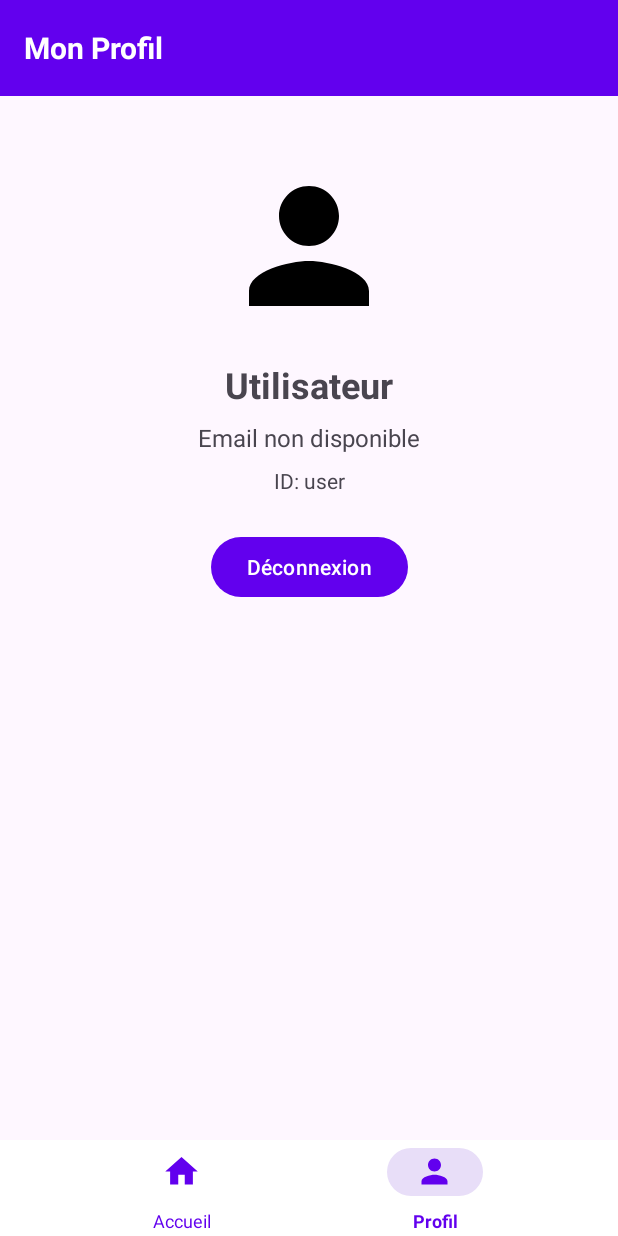
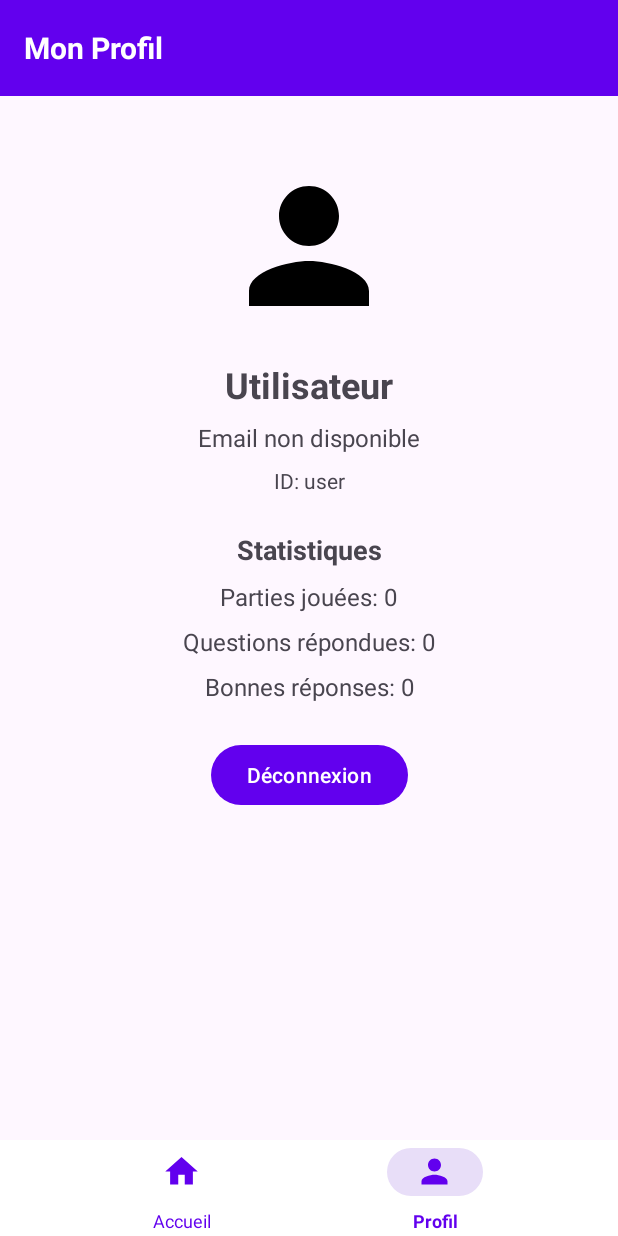
Before and after one commit to atxme/Projet_Android, an Android app: the ProfileFragment screen opened through its navigation route, on a phone screen of 412 x 824 dp. Run offline under Robolectric (Android 15) with nearby library versions, the phone set to English and light mode, and no system bars; our stand-ins replace Firebase (no records; nobody signed in at launch, a user with empty details on screens opened directly), navigation-ui; pictures from the network do not load.

Commit message:
stats partie jouées

```diff
--- a/app/src/main/java/com/example/quiz/ui/auth/AuthFragment.java
+++ b/app/src/main/java/com/example/quiz/ui/auth/AuthFragment.java
@@ -147,6 +147,11 @@ public class AuthFragment extends Fragment {
         userProfile.put("photoUrl", user.getPhotoUrl() != null ? user.getPhotoUrl().toString() : null);
         userProfile.put("createdAt", System.currentTimeMillis());
 
+        // Initialiser les statistiques utilisateur
+        userProfile.put("gamesPlayed", 0);
+        userProfile.put("questionsAnswered", 0);
+        userProfile.put("correctAnswers", 0);
+
         db.collection("users").document(user.getUid())
                 .set(userProfile)
                 .addOnSuccessListener(aVoid -> Log.d(TAG, "User profile created or updated"))
--- a/app/src/main/java/com/example/quiz/ui/profile/ProfileFragment.java
+++ b/app/src/main/java/com/example/quiz/ui/profile/ProfileFragment.java
@@ -1,6 +1,7 @@
 package com.example.quiz.ui.profile;
 
 import android.os.Bundle;
+import android.util.Log;
 import android.view.LayoutInflater;
 import android.view.View;
 import android.view.ViewGroup;
@@ -19,13 +20,18 @@ import com.bumptech.glide.Glide;
 import com.example.quiz.R;
 import com.google.firebase.auth.FirebaseAuth;
 import com.google.firebase.auth.FirebaseUser;
+import com.google.firebase.firestore.DocumentSnapshot;
+import com.google.firebase.firestore.FirebaseFirestore;
 
 public class ProfileFragment extends Fragment {
 
+    private static final String TAG = "ProfileFragment";
     private ImageView userProfileImage;
     private TextView userName, userEmail, userId;
+    private TextView gamesPlayed, questionsAnswered, correctAnswers;
     private Button logoutButton;
     private FirebaseAuth mAuth;
+    private FirebaseFirestore db;
 
     @Override
     public View onCreateView(@NonNull LayoutInflater inflater, ViewGroup container,
@@ -37,14 +43,18 @@ public class ProfileFragment extends Fragment {
     public void onViewCreated(@NonNull View view, @Nullable Bundle savedInstanceState) {
         super.onViewCreated(view, savedInstanceState);
 
-        // Initialize Firebase Auth
+        // Initialize Firebase
         mAuth = FirebaseAuth.getInstance();
+        db = FirebaseFirestore.getInstance();
 
         // Initialize views
         userProfileImage = view.findViewById(R.id.user_profile_image);
         userName = view.findViewById(R.id.user_name);
         userEmail = view.findViewById(R.id.user_email);
         userId = view.findViewById(R.id.user_id);
+        gamesPlayed = view.findViewById(R.id.games_played);
+        questionsAnswered = view.findViewById(R.id.questions_answered);
+        correctAnswers = view.findViewById(R.id.correct_answers);
         logoutButton = view.findViewById(R.id.logout_button);
 
         // Display user information
@@ -85,12 +95,58 @@ public class ProfileFragment extends Fragment {
                     .placeholder(R.drawable.ic_profile)
                     .into(userProfileImage);
             }
+
+            // Load user statistics from Firestore
+            loadUserStatistics(user.getUid());
         } else {
             // User is not logged in
             userName.setText("Invité");
             userEmail.setText("Non connecté");
             userId.setText("");
+            gamesPlayed.setText("Parties jouées: 0");
+            questionsAnswered.setText("Questions répondues: 0");
+            correctAnswers.setText("Bonnes réponses: 0");
         }
+    }
+
+    private void loadUserStatistics(String userId) {
+        db.collection("users").document(userId)
+            .get()
+            .addOnSuccessListener(documentSnapshot -> {
+                if (documentSnapshot.exists()) {
+                    // Récupérer les statistiques avec des valeurs par défaut si non définies
+                    long gamesCount = documentSnapshot.getLong("gamesPlayed") != null ?
+                            documentSnapshot.getLong("gamesPlayed") : 0;
+                    long questionsCount = documentSnapshot.getLong("questionsAnswered") != null ?
+                            documentSnapshot.getLong("questionsAnswered") : 0;
+                    long correctCount = documentSnapshot.getLong("correctAnswers") != null ?
+                            documentSnapshot.getLong("correctAnswers") : 0;
+
+                    // Afficher les statistiques
+                    gamesPlayed.setText("Parties jouées: " + gamesCount);
+                    questionsAnswered.setText("Questions répondues: " + questionsCount);
+                    correctAnswers.setText("Bonnes réponses: " + correctCount);
+
+                    // Calculer le pourcentage de bonnes réponses si possible
+                    if (questionsCount > 0) {
+                        double correctPercentage = (double) correctCount / questionsCount * 100;
+                        correctAnswers.setText(String.format("Bonnes réponses: %d (%.1f%%)",
+                                correctCount, correctPercentage));
+                    }
+                } else {
+                    // Le document utilisateur n'existe pas
+                    Log.d(TAG, "Aucun document utilisateur trouvé pour l'ID: " + userId);
+                    gamesPlayed.setText("Parties jouées: 0");
+                    questionsAnswered.setText("Questions répondues: 0");
+                    correctAnswers.setText("Bonnes réponses: 0");
+                }
+            })
+            .addOnFailureListener(e -> {
+                Log.w(TAG, "Erreur lors du chargement des statistiques utilisateur", e);
+                gamesPlayed.setText("Parties jouées: --");
+                questionsAnswered.setText("Questions répondues: --");
+                correctAnswers.setText("Bonnes réponses: --");
+            });
     }
 
     private void logout() {
--- a/app/src/main/java/com/example/quiz/ui/quiz/PlayQuizFragment.java
+++ b/app/src/main/java/com/example/quiz/ui/quiz/PlayQuizFragment.java
@@ -345,6 +345,8 @@ public class PlayQuizFragment extends Fragment implements GameModeManager.GameMo
             if (currentQuestion.getCorrectAnswerIndex() >= 0 && currentQuestion.getCorrectAnswerIndex() < radioOptions.length) {
                 radioOptions[currentQuestion.getCorrectAnswerIndex()].setBackgroundResource(R.drawable.option_correct_background);
             }
+            // Mettre à jour le score avec 0 points pour enregistrer la réponse incorrecte
+            viewModel.updateScore(0);
         }
 
         // Désactiver toutes les options pour empêcher de changer de réponse
--- a/app/src/main/res/layout/fragment_profile.xml
+++ b/app/src/main/res/layout/fragment_profile.xml
@@ -53,6 +53,52 @@
         app:layout_constraintTop_toBottomOf="@+id/user_email"
         tools:text="ID: 123456789" />
 
+    <!-- Section des statistiques -->
+    <TextView
+        android:id="@+id/stats_title"
+        android:layout_width="wrap_content"
+        android:layout_height="wrap_content"
+        android:layout_marginTop="24dp"
+        android:text="Statistiques"
+        android:textSize="18sp"
+        android:textStyle="bold"
+        app:layout_constraintEnd_toEndOf="parent"
+        app:layout_constraintStart_toStartOf="parent"
+        app:layout_constraintTop_toBottomOf="@+id/user_id" />
+
+    <TextView
+        android:id="@+id/games_played"
+        android:layout_width="wrap_content"
+        android:layout_height="wrap_content"
+        android:layout_marginTop="8dp"
+        android:textSize="16sp"
+        app:layout_constraintEnd_toEndOf="parent"
+        app:layout_constraintStart_toStartOf="parent"
+        app:layout_constraintTop_toBottomOf="@+id/stats_title"
+        tools:text="Parties jouées: 0" />
+
+    <TextView
+        android:id="@+id/questions_answered"
+        android:layout_width="wrap_content"
+        android:layout_height="wrap_content"
+        android:layout_marginTop="8dp"
+        android:textSize="16sp"
+        app:layout_constraintEnd_toEndOf="parent"
+        app:layout_constraintStart_toStartOf="parent"
+        app:layout_constraintTop_toBottomOf="@+id/games_played"
+        tools:text="Questions répondues: 0" />
+
+    <TextView
+        android:id="@+id/correct_answers"
+        android:layout_width="wrap_content"
+        android:layout_height="wrap_content"
+        android:layout_marginTop="8dp"
+        android:textSize="16sp"
+        app:layout_constraintEnd_toEndOf="parent"
+        app:layout_constraintStart_toStartOf="parent"
+        app:layout_constraintTop_toBottomOf="@+id/questions_answered"
+        tools:text="Bonnes réponses: 0" />
+
     <Button
         android:id="@+id/logout_button"
         android:layout_width="wrap_content"
@@ -61,6 +107,6 @@
         android:text="Déconnexion"
         app:layout_constraintEnd_toEndOf="parent"
         app:layout_constraintStart_toStartOf="parent"
-        app:layout_constraintTop_toBottomOf="@+id/user_id" />
+        app:layout_constraintTop_toBottomOf="@+id/correct_answers" />
 
 </androidx.constraintlayout.widget.ConstraintLayout>
```
Also changed, not shown: app/src/main/java/com/example/quiz/ui/quiz/QuizViewModel.java (+26 -3 lines), app/src/main/java/com/example/quiz/util/StatsUtils.java (added, +127 -0 lines).
